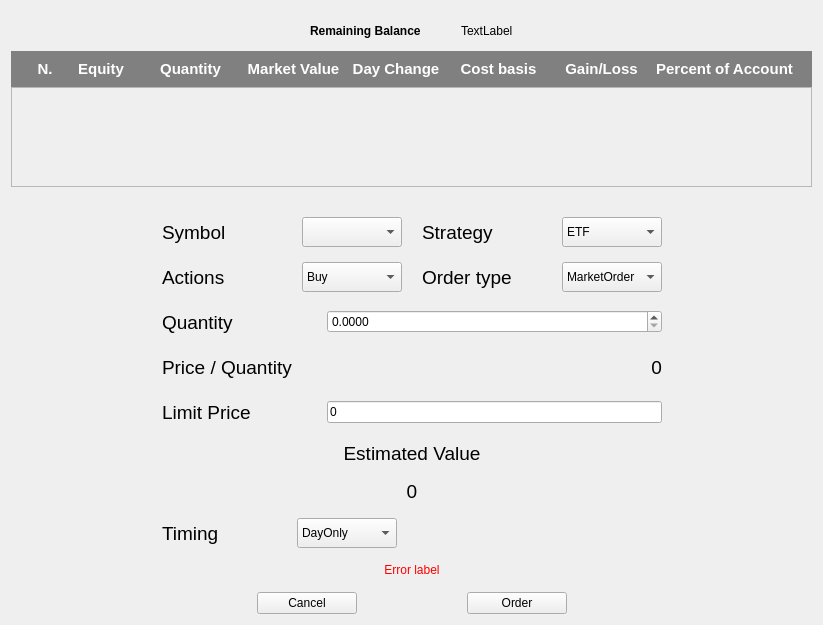
Before: the Qt Designer form src/gui/neworder.ui in guruprerana/trading-platform-pp, drawn with Qt 5.
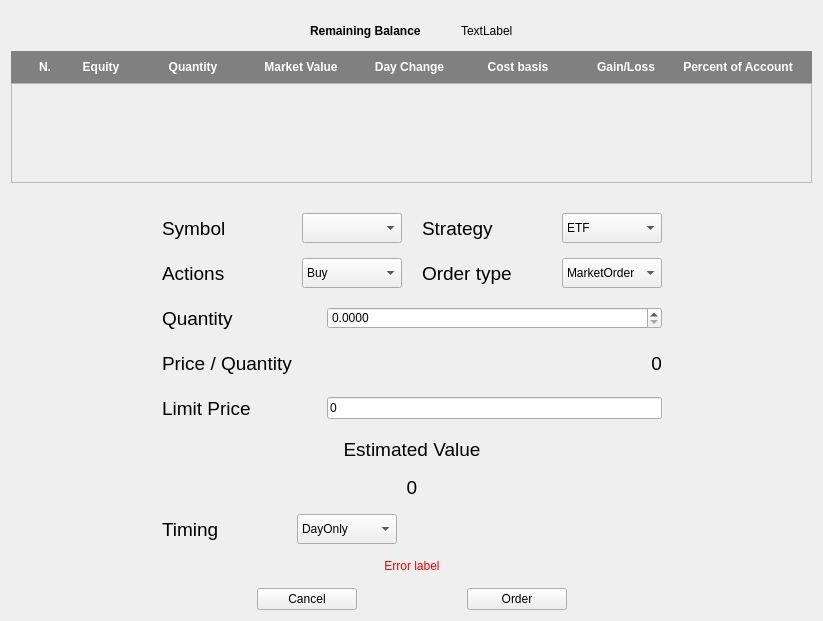
After: the same form once the commit is applied.

Commit message: Fix stylings of combo boxes

Patch:
```diff
--- a/src/gui/neworder.ui
+++ b/src/gui/neworder.ui
@@ -7,12 +7,32 @@
     <x>0</x>
     <y>0</y>
     <width>823</width>
-    <height>581</height>
+    <height>610</height>
    </rect>
   </property>
   <property name="windowTitle">
    <string>Form</string>
   </property>
+  <property name="styleSheet">
+   <string notr="true">QComboBox::item:selected {
+      border: 1px solid #6a6ea9;
+  }
+
+  QComboBox::item:selected:!active {
+      background: qlineargradient(x1: 0, y1: 0, x2: 0, y2: 1,
+                                  stop: 0 #ABAFE5, stop: 1 #8588B2);
+  }
+
+  QComboBox::item:selected:active {
+      background: qlineargradient(x1: 0, y1: 0, x2: 0, y2: 1,
+                                  stop: 0 #6a6ea9, stop: 1 #888dd9);
+  }
+
+  QComboBox::item:hover {
+      background: qlineargradient(x1: 0, y1: 0, x2: 0, y2: 1,
+                                  stop: 0 #FAFBFE, stop: 1 #DCDEF1);
+  }</string>
+  </property>
   <layout class="QVBoxLayout" name="verticalLayout_2" stretch="0,0,0,0,1">
    <property name="spacing">
     <number>0</number>
```
